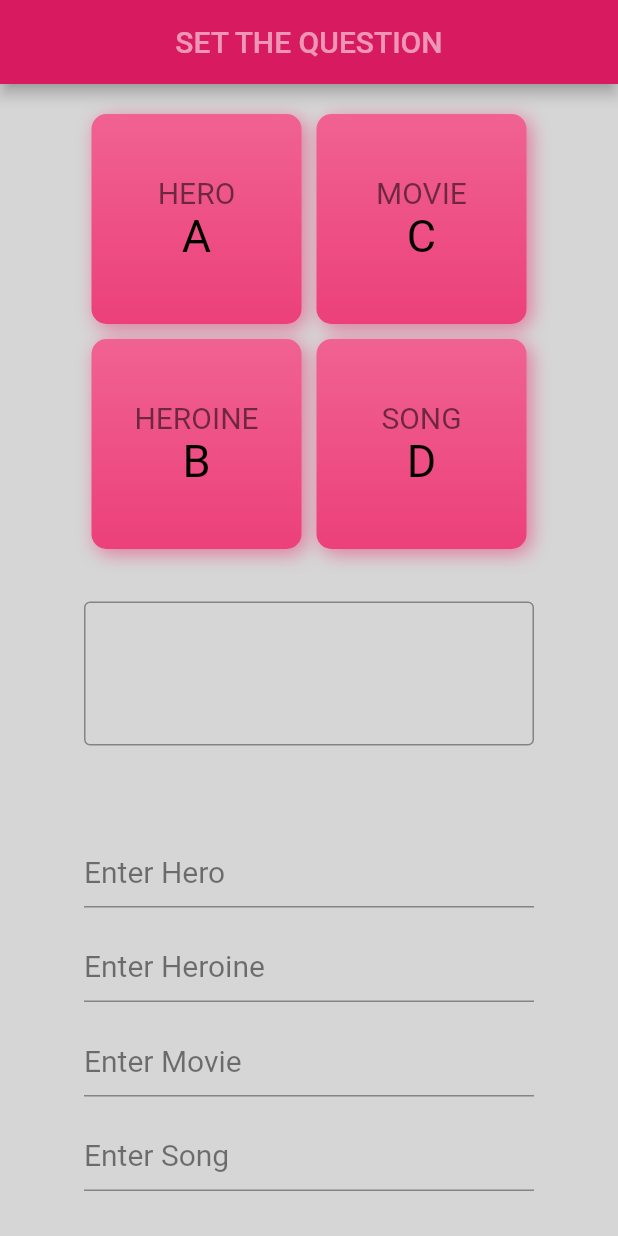
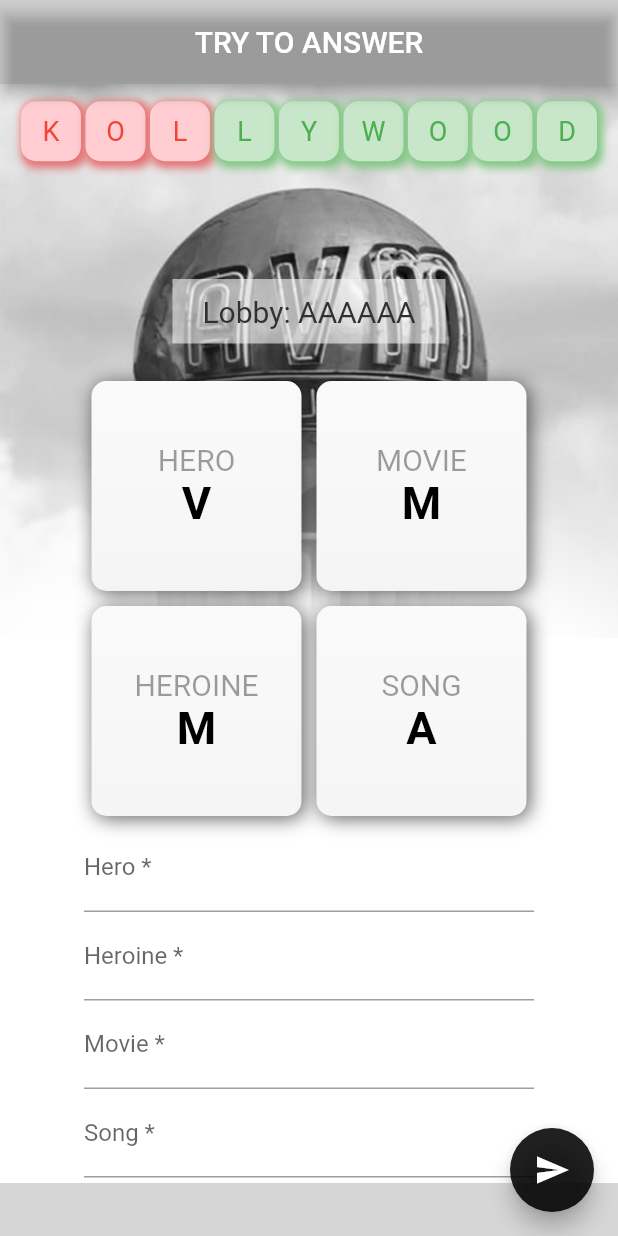
Before and after one commit to tgashwinkumar/flutter-kollywood, a Flutter app: the screen it shows after launch, on a phone screen of 412 x 824 dp. Run offline on Flutter 3.47's test engine with Material 2 defaults, Android fonts, the phone set to English and light mode, and no system bars; drawn by our look-alikes of flutter_typeahead.

Commit message:
Made Answer Scaffold

```diff
--- a/lib/components/boardblock.dart
+++ b/lib/components/boardblock.dart
@@ -19,15 +19,15 @@ class BoardBlock extends StatelessWidget {
             begin: Alignment.topCenter,
             end: Alignment.bottomCenter,
             colors: [
-              Colors.pink[300],
-              Colors.pink[400],
+              Colors.grey[50],
+              Colors.grey[100],
             ]
           ),
           boxShadow: [
             BoxShadow(
               blurRadius: 10.0,
-              color: Colors.pink.withOpacity(.5),
-              offset: Offset(3.0, 3.0),
+              color: Colors.black.withOpacity(.6),
+              offset: Offset(2.0, 2.0),
             )
           ]
         ),
@@ -37,7 +37,7 @@ class BoardBlock extends StatelessWidget {
             Text(
               label,
               style: TextStyle(
-                color: Colors.black54,
+                color: Colors.black38,
                 fontSize: 20,
               ),
             ),
@@ -46,6 +46,7 @@ class BoardBlock extends StatelessWidget {
               style: TextStyle(
                 color: Colors.black,
                 fontSize: 30,
+                fontWeight: FontWeight.bold,
               ),
             ),
           ],
--- a/lib/main.dart
+++ b/lib/main.dart
@@ -1,4 +1,5 @@
 import 'package:flutter/material.dart';
+import 'package:kollywood_app/pages/answer.dart';
 import 'package:kollywood_app/pages/question.dart';
 
 void main() {
@@ -12,7 +13,15 @@ class MyApp extends StatelessWidget {
     return MaterialApp(
       initialRoute: '/',
       routes: {
-        '/': (context) => Question(lobbyCode: 'AAAAAA',),
+        '/': (context) => Answer(
+              lobbyCode: 'AAAAAA',
+              questionSet: {
+                'hero':'vijay',
+                'heroine':'malavika',
+                'movie':'master',
+                'song':'andha kanna',
+              },
+            )
       },
     );
   }
--- /dev/null
+++ b/lib/pages/answer.dart
@@ -0,0 +1,193 @@
+import 'package:flutter/material.dart';
+import 'package:flutter/rendering.dart';
+import 'package:kollywood_app/components/boardblock.dart';
+
+class Answer extends StatefulWidget {
+  final String lobbyCode;
+  final Map<String, String> questionSet;
+  Answer({Key key, @required this.lobbyCode, @required this.questionSet})
+      : super(key: key);
+  @override
+  _AnswerState createState() => _AnswerState();
+}
+
+class _AnswerState extends State<Answer> {
+  int mistakes = 3;
+  String kollywoodString = "KOLLYWOOD";
+  @override
+  Widget build(BuildContext context) {
+    return Scaffold(
+      resizeToAvoidBottomInset: false,
+      resizeToAvoidBottomPadding: false,
+      backgroundColor: Colors.grey[350],
+      appBar: AppBar(
+        title: Text(
+          'TRY TO ANSWER',
+          style: TextStyle(color: Colors.white),
+        ),
+        centerTitle: true,
+        backgroundColor: Colors.transparent,
+      ),
+      floatingActionButton: FloatingActionButton(
+        child: Icon(Icons.send_sharp),
+        backgroundColor: Colors.black87,
+        onPressed: () {},
+      ),
+      body: Stack(
+        children: <Widget>[
+          SingleChildScrollView(
+            reverse: true,
+            child: Container(
+              color: Colors.white,
+              child: Stack(
+                children: <Widget>[
+                  Image(
+                    image: AssetImage('assets/bg.png'),
+                    fit: BoxFit.cover,
+                  ),
+                  Padding(
+                    padding: EdgeInsets.only(
+                        bottom: MediaQuery.of(context).viewInsets.bottom),
+                    child: Column(
+                      children: <Widget>[
+                        Container(
+                          child: Container(
+                            padding: EdgeInsets.symmetric(
+                                horizontal: 20, vertical: 10),
+                            margin: EdgeInsets.only(top: 130, bottom: 20),
+                            color: Colors.grey[100].withOpacity(.6),
+                            child: Text(
+                              "Lobby: ${widget.lobbyCode}",
+                              style: TextStyle(
+                                fontSize: 20.0,
+                                color: Colors.grey[850],
+                              ),
+                            ),
+                          ),
+                        ),
+                        Row(
+                          mainAxisAlignment: MainAxisAlignment.center,
+                          children: <Widget>[
+                            Column(
+                              children: <Widget>[
+                                BoardBlock(
+                                  letter: widget.questionSet['hero']
+                                      .substring(0, 1)
+                                      .toUpperCase(),
+                                  label: 'HERO',
+                                ),
+                                BoardBlock(
+                                  letter: widget.questionSet['heroine']
+                                      .substring(0, 1)
+                                      .toUpperCase(),
+                                  label: 'HEROINE',
+                                ),
+                              ],
+                            ),
+                            Column(
+                              children: <Widget>[
+                                BoardBlock(
+                                  letter: widget.questionSet['movie']
+                                      .substring(0, 1)
+                                      .toUpperCase(),
+                                  label: 'MOVIE',
+                                ),
+                                BoardBlock(
+                                  letter: widget.questionSet['song']
+                                      .substring(0, 1)
+                                      .toUpperCase(),
+                                  label: 'SONG',
+                                ),
+                              ],
+                            )
+                          ],
+                        ),
+                        SizedBox(
+                          width: 300,
+                          child: Column(
+                            crossAxisAlignment: CrossAxisAlignment.start,
+                            children: <Widget>[
+                              TextFormField(
+                                // controller: _heroSuggestionController,
+                                onChanged: (String value) {},
+                                decoration: const InputDecoration(
+                                  hintText: 'Enter Hero',
+                                  labelText: 'Hero *',
+                                ),
+                              ),
+                              TextFormField(
+                                // controller: _heroineSuggestionController,
+                                onChanged: (String value) {},
+                                decoration: const InputDecoration(
+                                  hintText: 'Enter Heroine',
+                                  labelText: 'Heroine *',
+                                ),
+                              ),
+                              TextFormField(
+                                // controller: _movieSuggestionController,
+                                onChanged: (String value) {},
+                                decoration: const InputDecoration(
+                                  hintText: 'Enter Movie',
+                                  labelText: 'Movie *',
+                                ),
+                              ),
+                              TextFormField(
+                                // controller: _songSuggestionController,
+                                onChanged: (String value) {},
+                                decoration: const InputDecoration(
+                                  hintText: 'Enter Song',
+                                  labelText: 'Song *',
+                                ),
+                              ),
+                            ],
+                          ),
+                        )
+                      ],
+                    ),
+                  ),
+                ],
+              ),
+            ),
+          ),
+          Container(
+            color: Colors.transparent,
+            padding: EdgeInsets.only(top: 10, bottom: 5),
+            child: Row(
+                mainAxisAlignment: MainAxisAlignment.center,
+                crossAxisAlignment: CrossAxisAlignment.center,
+                children: List<Widget>.generate(9, (int index) {
+                  var tileColor;
+                  if (index >= mistakes) {
+                    tileColor = Colors.green;
+                  } else {
+                    tileColor = Colors.red;
+                  }
+                  return Container(
+                    height: 40,
+                    width: 40,
+                    margin: EdgeInsets.all(1.5),
+                    padding: EdgeInsets.all(5),
+                    child: Text(
+                      kollywoodString.substring(index, index + 1),
+                      style: TextStyle(fontSize: 18, color: tileColor[500]),
+                    ),
+                    alignment: Alignment.center,
+                    decoration: BoxDecoration(
+                        borderRadius: BorderRadius.circular(10),
+                        color: tileColor[100],
+                        boxShadow: [
+                          BoxShadow(
+                            color: tileColor[300],
+                            offset: Offset(2, 2),
+                            blurRadius: 4,
+                            spreadRadius: 2,
+                          ),
+                        ]),
+                  );
+                })),
+          ),
+        ],
+      ),
+    );
+  }
+}
--- a/lib/pages/question.dart
+++ b/lib/pages/question.dart
@@ -1,7 +1,8 @@
 import 'package:flutter/material.dart';
 import 'package:flutter/rendering.dart';
 import 'package:kollywood_app/components/boardblock.dart';
-import 'package:flutter_typeahead/flutter_typeahead.dart';
+import 'package:kollywood_app/pages/answer.dart';
+// import 'package:kollywood_app/components/suggestions.dart';
 
 class Question extends StatefulWidget {
   final String lobbyCode;
@@ -11,12 +12,22 @@ class Question extends StatefulWidget {
 }
 
 class _QuestionState extends State<Question> {
-  Map questionSet = {};
-  final items = List.generate(
-    100,
-    (i) => '$i',
-  );
-  final TextEditingController _typeAheadController = TextEditingController();
+  var _movieSuggestionController = TextEditingController();
+  var _heroSuggestionController = TextEditingController();
+  var _heroineSuggestionController = TextEditingController();
+  var _songSuggestionController = TextEditingController();
+
+  Map<String, String> questionSet = {
+    'hero': '',
+    'heroine': '',
+    'movie': '',
+    'song': '',
+  };
+
+  @override
+  void initState() {
+    super.initState();
+  }
 
   @override
   Widget build(BuildContext context) {
@@ -27,26 +38,83 @@ class _QuestionState extends State<Question> {
       appBar: AppBar(
         title: Text(
           'SET THE QUESTION',
-          style: TextStyle(color: Colors.white54),
+          style: TextStyle(color: Colors.white),
         ),
         centerTitle: true,
-        backgroundColor: Colors.pink[600],
+        backgroundColor: Colors.transparent,
+      ),
+      floatingActionButton: FloatingActionButton(
+        child: Icon(Icons.send_sharp),
+        backgroundColor: Colors.black87,
+        onPressed: () {
+          if (questionSet['hero'].length > 1 &&
+              questionSet['heroine'].length > 1 &&
+              questionSet['movie'].length > 1 &&
+              questionSet['song'].length > 1) {
+            Navigator.push(
+              context,
+              MaterialPageRoute(
+                builder: (context) => Answer(
+                  lobbyCode: widget.lobbyCode,
+                  questionSet: questionSet,
+                ),
+              ),
+            );
+          } else {
+            showDialog<void>(
+              context: context,
+              barrierDismissible: false,
+              builder: (BuildContext context) {
+                return AlertDialog(
+                  title: Text('Question Set not provided properly'),
+                  content: SingleChildScrollView(
+                    child: ListBody(
+                      children: <Widget>[
+                        Text('Provide suitable texts for the question.'),
+                        Text('Close this dialog box.')
+                      ],
+                    ),
+                  ),
+                  actions: <Widget>[
+                    TextButton(
+                      child: Text('Close'),
+                      onPressed: () {
+                        Navigator.of(context).pop();
+                      },
+                    ),
+                  ],
+                );
+              },
+            );
+          }
+        },
       ),
       body: SingleChildScrollView(
         reverse: true,
-        child: Padding(
-          padding:
-              EdgeInsets.only(bottom: MediaQuery.of(context).viewInsets.bottom),
+        child: Container(
+          color: Colors.white,
+          child: Stack(
+            children: <Widget>[
+              Image(
+                image: AssetImage('assets/bg.png'),
+                fit: BoxFit.cover,
+              ),
+              Padding(
+                padding: EdgeInsets.only(
+                    bottom: MediaQuery.of(context).viewInsets.bottom),
                 child: Column(
                   children: <Widget>[
                     Container(
                       child: Container(
-                  padding: EdgeInsets.symmetric(horizontal: 10, vertical: 20),
+                        padding:
+                            EdgeInsets.symmetric(horizontal: 20, vertical: 10),
+                        margin: EdgeInsets.only(top: 130, bottom: 20),
+                        color: Colors.grey[100].withOpacity(.6),
                         child: Text(
                           "Lobby: ${widget.lobbyCode}",
                           style: TextStyle(
                             fontSize: 20.0,
-                      color: Colors.pink[800],
+                            color: Colors.grey[850],
                           ),
                         ),
                       ),
@@ -57,11 +125,19 @@ class _QuestionState extends State<Question> {
                         Column(
                           children: <Widget>[
                             BoardBlock(
-                        letter: 'A',
+                              letter: questionSet['hero'].length >= 1
+                                  ? questionSet['hero']
+                                      .substring(0, 1)
+                                      .toUpperCase()
+                                  : 'NaN',
                               label: 'HERO',
                             ),
                             BoardBlock(
-                        letter: 'B',
+                              letter: questionSet['heroine'].length >= 1
+                                  ? questionSet['heroine']
+                                      .substring(0, 1)
+                                      .toUpperCase()
+                                  : 'NaN',
                               label: 'HEROINE',
                             ),
                           ],
@@ -69,11 +145,19 @@ class _QuestionState extends State<Question> {
                         Column(
                           children: <Widget>[
                             BoardBlock(
-                        letter: 'C',
+                              letter: questionSet['movie'].length >= 1
+                                  ? questionSet['movie']
+                                      .substring(0, 1)
+                                      .toUpperCase()
+                                  : 'NaN',
                               label: 'MOVIE',
                             ),
                             BoardBlock(
-                        letter: 'D',
+                              letter: questionSet['song'].length >= 1
+                                  ? questionSet['song']
+                                      .substring(0, 1)
+                                      .toUpperCase()
+                                  : 'NaN',
                               label: 'SONG',
                             ),
                           ],
@@ -85,69 +169,52 @@ class _QuestionState extends State<Question> {
                       child: Column(
                         crossAxisAlignment: CrossAxisAlignment.start,
                         children: [
-                    Padding(
-                      padding: EdgeInsets.only(top: 30.0, bottom: 30.0),
-                      child: TypeAheadField(
-                        textFieldConfiguration: TextFieldConfiguration(
-                          style: DefaultTextStyle.of(context)
-                              .style
-                              .copyWith(fontStyle: FontStyle.italic),
-                          decoration:
-                              InputDecoration(border: OutlineInputBorder()),
-                          controller: this._typeAheadController,
-                        ),
-                        suggestionsCallback: (pattern) {
-                          return items;
+                          TextFormField(
+                            controller: _heroSuggestionController,
+                            onChanged: (String value) {
+                              setState(() {
+                                questionSet['hero'] = value.toLowerCase();
+                              });
                             },
-                        itemBuilder: (context, suggestion) {
-                          return ListTile(
-                            title: Text(suggestion),
-                          );
-                        },
-                        onSuggestionSelected: (suggestion) {
-                          this._typeAheadController.text = suggestion;
-                        },
+                            decoration: const InputDecoration(
+                              hintText: 'Enter Hero',
+                              labelText: 'Hero *',
                             ),
                           ),
-                    Padding(
-                      padding: const EdgeInsets.only(top: 30.0, bottom: 15.0),
-                      child: TextFormField(
-                        decoration: InputDecoration(
-                          hintText: 'Enter Hero',
-                          hintStyle: TextStyle(
-                              fontSize: 20,
-                              color: Colors.black87.withOpacity(.5)),
+                          TextFormField(
+                            controller: _heroineSuggestionController,
+                            onChanged: (String value) {
+                              setState(() {
+                                questionSet['heroine'] = value.toLowerCase();
+                              });
+                            },
+                            decoration: const InputDecoration(
+                              hintText: 'Enter Heroine',
+                              labelText: 'Heroine *',
                             ),
                           ),
-                    ),
-                    Padding(
-                      padding: const EdgeInsets.only(bottom: 15.0),
-                      child: TextFormField(
-                        decoration: InputDecoration(
-                            hintText: 'Enter Heroine',
-                            hintStyle: TextStyle(
-                                fontSize: 20,
-                                color: Colors.black87.withOpacity(.5))),
+                          TextFormField(
+                            controller: _movieSuggestionController,
+                            onChanged: (String value) {
+                              setState(() {
+                                questionSet['movie'] = value.toLowerCase();
+                              });
+                            },
+                            decoration: const InputDecoration(
+                              hintText: 'Enter Movie',
+                              labelText: 'Movie *',
                             ),
                           ),
-                    Padding(
-                      padding: const EdgeInsets.only(bottom: 15.0),
-                      child: TextFormField(
-                        decoration: InputDecoration(
-                            hintText: 'Enter Movie',
-                            hintStyle: TextStyle(
-                                fontSize: 20,
-                                color: Colors.black87.withOpacity(.5))),
-                      ),
-                    ),
-                    Padding(
-                      padding: const EdgeInsets.only(bottom: 30.0),
-                      child: TextFormField(
-                        decoration: InputDecoration(
+                          TextFormField(
+                            controller: _songSuggestionController,
+                            onChanged: (String value) {
+                              setState(() {
+                                questionSet['song'] = value.toLowerCase();
+                              });
+                            },
+                            decoration: const InputDecoration(
                               hintText: 'Enter Song',
-                            hintStyle: TextStyle(
-                                fontSize: 20,
-                                color: Colors.black87.withOpacity(.5))),
+                              labelText: 'Song *',
                             ),
                           ),
                         ],
@@ -156,6 +223,9 @@ class _QuestionState extends State<Question> {
                   ],
                 ),
               ),
+            ],
+          ),
+        ),
       ),
     );
   }
```
Also changed, not shown: lib/components/similarity.dart (added, +7 -0 lines), lib/components/suggestions.dart (added, +71 -0 lines), pubspec.yaml (+4 -4 lines), assets/bg.png (added), pubspec.lock. Lines whose indentation alone changed are shown as unchanged.
